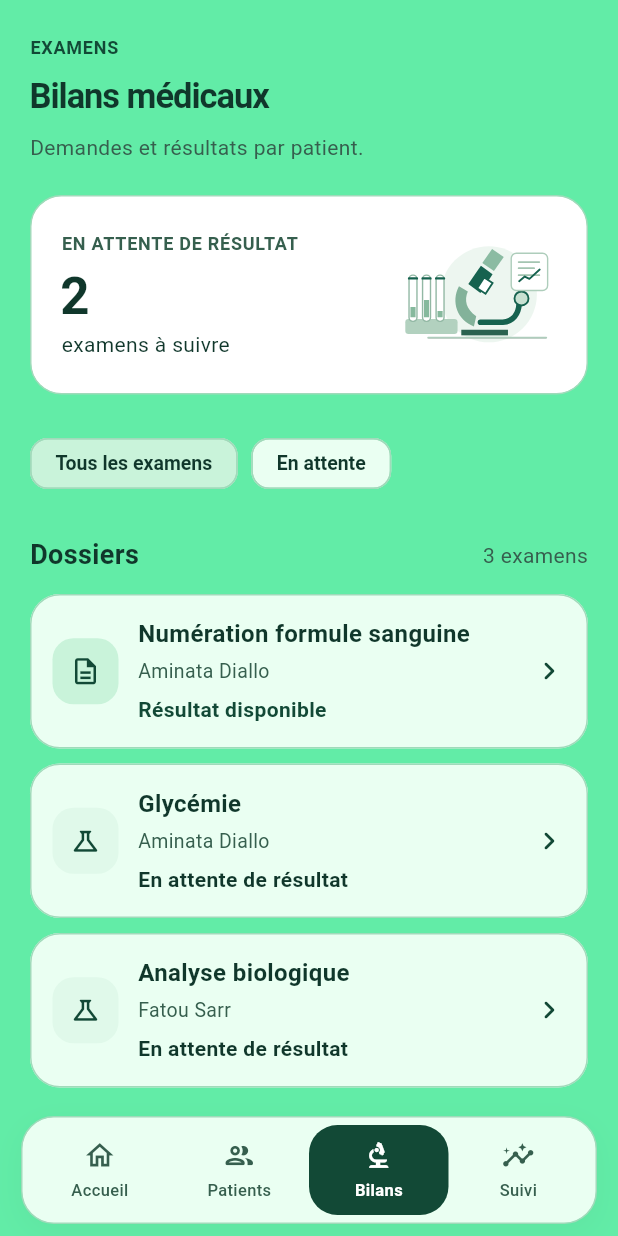
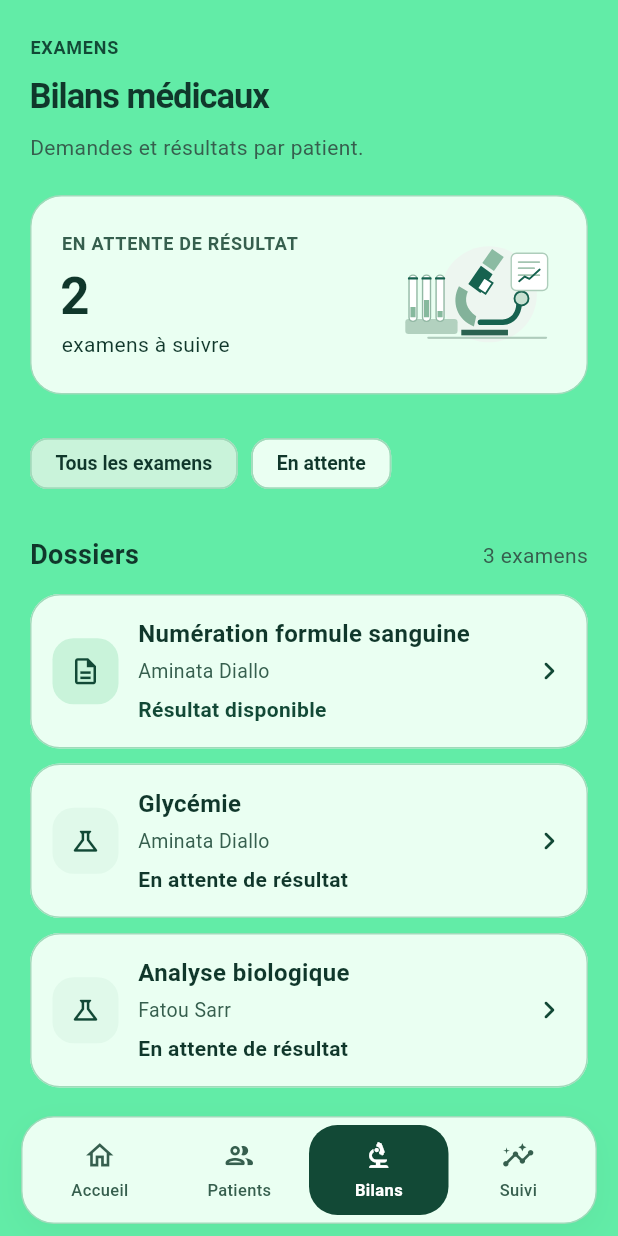
Before and after one commit to taogoulahtihamy-gif/medisuivi-flutter, a Flutter app: the screen it shows after launch, item 3 of the bottom bar chosen, on a phone screen of 412 x 824 dp. Run offline on Flutter 3.47's test engine with Material 3 defaults, Android fonts, the phone set to English and light mode, and no system bars; our stand-ins replace flutter_svg; key blocks and very long unbroken strings in the code were emptied for the run.

Commit message:
style(mint): align detail pages and regression tests with compact new design

```diff
--- a/lib/features/exams/exams_screen.dart
+++ b/lib/features/exams/exams_screen.dart
@@ -46,7 +46,7 @@ class _ExamsScreenState extends State<ExamsScreen> {
             Container(
               padding: const EdgeInsets.all(20),
               decoration: BoxDecoration(
-                color: Palette.white,
+                color: Palette.surface,
                 borderRadius: BorderRadius.circular(21),
                 border: Border.all(color: Palette.border),
               ),
```
